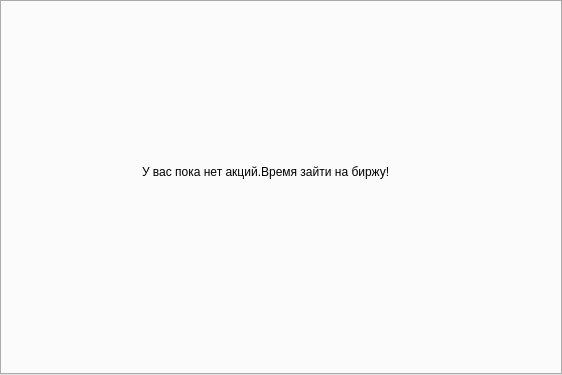
Qt form client/Client_App/exch_tab.ui (ToksichniyDed/SperInvest) before a commit.
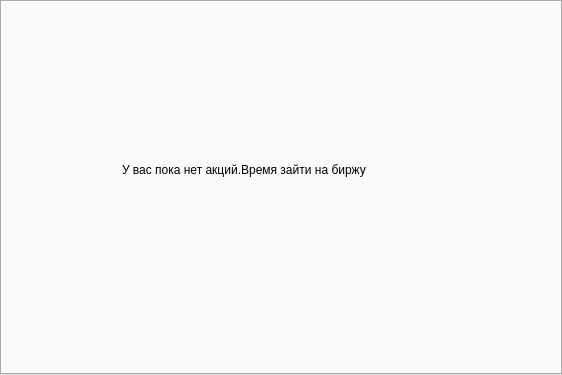
The same form after that commit.

```diff
--- a/client/Client_App/exch_tab.ui
+++ b/client/Client_App/exch_tab.ui
@@ -23,10 +23,10 @@
    <widget class="QLabel" name="label_3">
     <property name="geometry">
      <rect>
-      <x>140</x>
+      <x>120</x>
       <y>160</y>
-      <width>251</width>
-      <height>20</height>
+      <width>245</width>
+      <height>16</height>
      </rect>
     </property>
     <property name="text">
```
